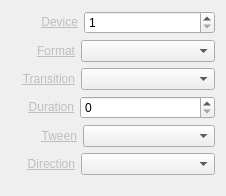
Old version of the form Widgets/Inspector/InspectorDeckLinkInputWidget.ui in the repository CasparCG/client.
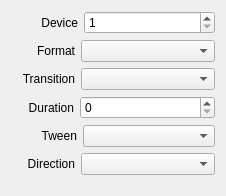
New version of the form.

Commit message:
Fixed the "copy link location" issue. The downside it that the reset function is removed until we find a better way to do it.
Close #19

The edit to the form file:
```diff
--- a/Widgets/Inspector/InspectorDeckLinkInputWidget.ui
+++ b/Widgets/Inspector/InspectorDeckLinkInputWidget.ui
@@ -38,7 +38,7 @@
      <item>
       <widget class="QLabel" name="labelDevice">
        <property name="text">
-        <string>&lt;a href=&quot;Device&quot; style=&quot;color: #BEBEBE;&quot;&gt;Device&lt;/a&gt;</string>
+        <string>Device</string>
        </property>
        <property name="alignment">
         <set>Qt::AlignRight|Qt::AlignTrailing|Qt::AlignVCenter</set>
@@ -81,7 +81,7 @@
      <item>
       <widget class="QLabel" name="labelFormat">
        <property name="text">
-        <string>&lt;a href=&quot;Format&quot; style=&quot;color: #BEBEBE;&quot;&gt;Format&lt;/a&gt;</string>
+        <string>Format</string>
        </property>
        <property name="alignment">
         <set>Qt::AlignRight|Qt::AlignTrailing|Qt::AlignVCenter</set>
@@ -121,7 +121,7 @@
      <item>
       <widget class="QLabel" name="labelTransition">
        <property name="text">
-        <string>&lt;a href=&quot;Transition&quot; style=&quot;color: #BEBEBE;&quot;&gt;Transition&lt;/a&gt;</string>
+        <string>Transition</string>
        </property>
        <property name="alignment">
         <set>Qt::AlignRight|Qt::AlignTrailing|Qt::AlignVCenter</set>
@@ -161,7 +161,7 @@
      <item>
       <widget class="QLabel" name="labelDuration">
        <property name="text">
-        <string>&lt;a href=&quot;Duration&quot; style=&quot;color: #BEBEBE;&quot;&gt;Duration&lt;/a&gt;</string>
+        <string>Duration</string>
        </property>
        <property name="alignment">
         <set>Qt::AlignRight|Qt::AlignTrailing|Qt::AlignVCenter</set>
@@ -204,7 +204,7 @@
      <item>
       <widget class="QLabel" name="labelTween">
        <property name="text">
-        <string>&lt;a href=&quot;Tween&quot; style=&quot;color: #BEBEBE;&quot;&gt;Tween&lt;/a&gt;</string>
+        <string>Tween</string>
        </property>
        <property name="alignment">
         <set>Qt::AlignRight|Qt::AlignTrailing|Qt::AlignVCenter</set>
@@ -244,7 +244,7 @@
      <item>
       <widget class="QLabel" name="labelDirection">
        <property name="text">
-        <string>&lt;a href=&quot;Direction&quot; style=&quot;color: #BEBEBE;&quot;&gt;Direction&lt;/a&gt;</string>
+        <string>Direction</string>
        </property>
        <property name="alignment">
         <set>Qt::AlignRight|Qt::AlignTrailing|Qt::AlignVCenter</set>
```
The commit also changes 23 other files.
